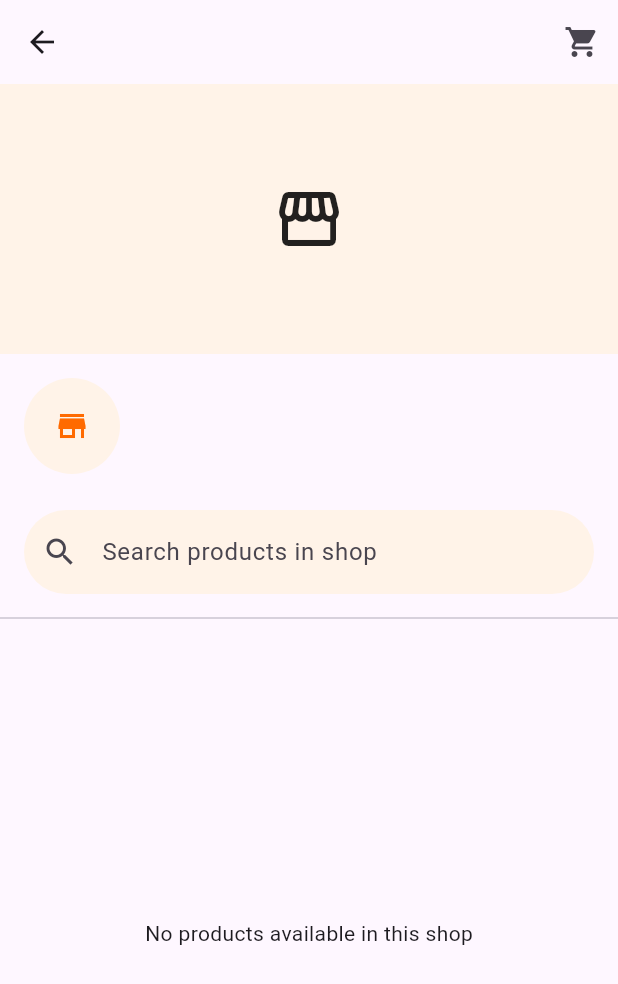
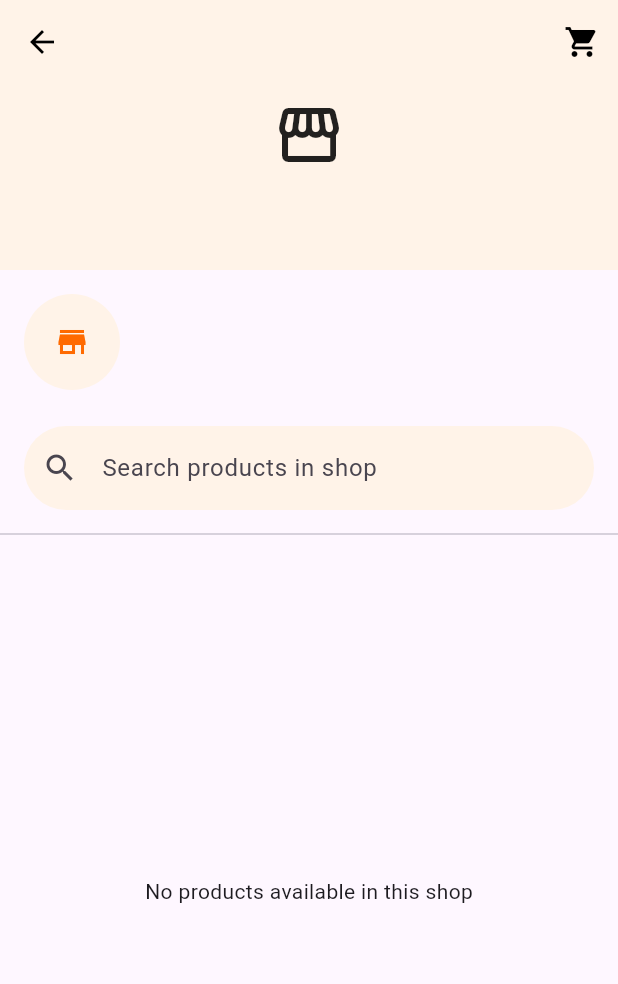
Before and after one commit to rahuljain2519/mqcart-mobile, a Flutter app: the BuyerProductsScreen screen opened directly with empty values, on a phone screen of 412 x 824 dp. Shown: the top 984 px of the screen. Run offline on Flutter 3.47's test engine with Material 3 defaults, Android fonts, the phone set to English and light mode, and no system bars; our stand-ins replace audioplayers, cached_network_image, cloud_firestore, cloud_functions, csv, file_picker and 7 more; missing offline and left inert: razorpay_flutter; accounts and stored records are empty.

Commit message:
COMMIT UI changes mofis suggested

```diff
--- a/lib/features/buyer/buyer_products_screen.dart
+++ b/lib/features/buyer/buyer_products_screen.dart
@@ -30,7 +30,15 @@ class _BuyerProductsScreenState extends State<BuyerProductsScreen> {
   @override
   Widget build(BuildContext context) {
     return Scaffold(
-      appBar: AppBar(
+      body: CustomScrollView(
+        slivers: [
+
+          /// 🖼️ BANNER + APP BAR (SCROLLS)
+          SliverAppBar(
+            expandedHeight: 180,
+            pinned: true,
+            backgroundColor: Colors.white,
+            foregroundColor: Colors.black,
             title: Text(widget.shop.shopName),
             actions: [
               ValueListenableBuilder<int>(
@@ -70,29 +78,24 @@ class _BuyerProductsScreenState extends State<BuyerProductsScreen> {
                 },
               ),
             ],
-      ),
-
-      body: Column(
-        children: [
-          /// 🖼️ SHOP BANNER
-          widget.shop.bannerUrl.isNotEmpty
+            flexibleSpace: FlexibleSpaceBar(
+              background: widget.shop.bannerUrl.isNotEmpty
                   ? Image.network(
                       widget.shop.bannerUrl,
-                  width: double.infinity,
-                  height: 180,
                       fit: BoxFit.cover,
                     )
                   : Container(
-                  height: 180,
-                  width: double.infinity,
                       color: mqLightOrange,
                       child: const Center(
                         child: Icon(Icons.storefront, size: 48),
                       ),
                     ),
+            ),
+          ),
 
-          /// 🏪 SHOP HEADER
-          Padding(
+          /// 🏪 SHOP HEADER (SCROLLS)
+          SliverToBoxAdapter(
+            child: Padding(
               padding: const EdgeInsets.all(16),
               child: Row(
                 children: [
@@ -133,14 +136,15 @@ class _BuyerProductsScreenState extends State<BuyerProductsScreen> {
                 ],
               ),
             ),
+          ),
 
-          /// 🔍 SEARCH BAR
-          Padding(
+          /// 🔍 SEARCH BAR (SCROLLS)
+          SliverToBoxAdapter(
+            child: Padding(
               padding: const EdgeInsets.symmetric(
                   horizontal: 16, vertical: 8),
               child: TextField(
-              onChanged: (v) =>
-                  setState(() => searchQuery = v),
+                onChanged: (v) => setState(() => searchQuery = v),
                 decoration: InputDecoration(
                   hintText: 'Search products in shop',
                   prefixIcon: const Icon(Icons.search),
@@ -153,18 +157,19 @@ class _BuyerProductsScreenState extends State<BuyerProductsScreen> {
                 ),
               ),
             ),
+          ),
 
-          const Divider(),
+          const SliverToBoxAdapter(child: Divider()),
 
-          /// 🛍️ PRODUCTS GRID (REACTIVE LIKE BUYER HOME)
-          Expanded(
-            child: StreamBuilder<List<ProductModel>>(
+          /// 🛍️ PRODUCTS GRID (INLINE – UNCHANGED LOGIC)
+          StreamBuilder<List<ProductModel>>(
             stream: productRepository
                 .streamProductsForShop(widget.shop.shopId),
             builder: (context, snapshot) {
               if (!snapshot.hasData) {
-                  return const Center(
-                      child: CircularProgressIndicator());
+                return const SliverFillRemaining(
+                  child: Center(child: CircularProgressIndicator()),
+                );
               }
 
               final products = snapshot.data!
@@ -174,19 +179,16 @@ class _BuyerProductsScreenState extends State<BuyerProductsScreen> {
                   .toList();
 
               if (products.isEmpty) {
-                  return const Center(
-                    child: Text(
-                        'No products available in this shop'),
+                return const SliverFillRemaining(
+                  child: Center(
+                    child: Text('No products available in this shop'),
+                  ),
                 );
               }
 
-                return ValueListenableBuilder<int>(
-                  valueListenable: cartService.cartItemCount,
-                  builder: (context, _, __) {
-                    return GridView.builder(
-                      padding: const EdgeInsets.fromLTRB(
-                          12, 0, 12, 120),
-                      itemCount: products.length,
+              return SliverPadding(
+                padding: const EdgeInsets.fromLTRB(12, 0, 12, 120),
+                sliver: SliverGrid(
                   gridDelegate:
                       const SliverGridDelegateWithFixedCrossAxisCount(
                     crossAxisCount: 2,
@@ -194,60 +196,52 @@ class _BuyerProductsScreenState extends State<BuyerProductsScreen> {
                     crossAxisSpacing: 12,
                     childAspectRatio: 0.70,
                   ),
-                      itemBuilder: (context, index) {
+                  delegate: SliverChildBuilderDelegate(
+                    (context, index) {
                       final product = products[index];
 
                       final cartItem = cartService.items
                           .firstWhereOrNull(
-                                (e) =>
-                                    e.productId ==
-                                    product.id);
+                              (e) => e.productId == product.id);
 
-                        final int qty =
-                            cartItem?.quantity ?? 0;
-
-                        final bool outOfStock =
-                            product.quantity <= 0;
+                      final int qty = cartItem?.quantity ?? 0;
+                      final bool outOfStock = product.quantity <= 0;
                       final bool maxReached =
                           product.quantity > 0 &&
                               qty >= product.quantity;
 
+                      /// 🔴 SAME PRODUCT CARD CODE (UNCHANGED)
                       return Container(
-                          padding:
-                              const EdgeInsets.all(8),
+                        padding: const EdgeInsets.all(8),
                         decoration: BoxDecoration(
                           color: Colors.white,
-                            borderRadius:
-                                BorderRadius.circular(16),
+                          borderRadius: BorderRadius.circular(16),
                           boxShadow: [
                             BoxShadow(
-                                color: mqOrange
-                                    .withOpacity(0.12),
+                              color: mqOrange.withOpacity(0.12),
                               blurRadius: 8,
-                                offset:
-                                    const Offset(0, 4),
+                              offset: const Offset(0, 4),
                             ),
                           ],
                         ),
                         child: Column(
-                            crossAxisAlignment:
-                                CrossAxisAlignment.start,
+                          crossAxisAlignment: CrossAxisAlignment.start,
                           children: [
-                              /// IMAGE → DETAILS
                             Expanded(
                               child: GestureDetector(
                                 onTap: () {
                                   Navigator.push(
                                     context,
                                     MaterialPageRoute(
-                                          builder: (_) => BuyerProductDetailScreen(
-                                            product: product,
-                                          ),
+                                      builder: (_) =>
+                                          BuyerProductDetailScreen(
+                                              product: product),
                                     ),
                                   );
                                 },
                                 child: ClipRRect(
-                                      borderRadius: BorderRadius.circular(12),
+                                  borderRadius:
+                                      BorderRadius.circular(12),
                                   child: product.coverImage.isNotEmpty
                                       ? Image.network(
                                           product.coverImage,
@@ -263,54 +257,45 @@ class _BuyerProductsScreenState extends State<BuyerProductsScreen> {
                                 ),
                               ),
                             ),
-
                             const SizedBox(height: 6),
                             Text(
                               product.name,
                               maxLines: 2,
-                                overflow:
-                                    TextOverflow.ellipsis,
+                              overflow: TextOverflow.ellipsis,
                               style: const TextStyle(
-                                    fontWeight:
-                                        FontWeight.w600),
+                                  fontWeight: FontWeight.w600),
                             ),
                             const SizedBox(height: 4),
-
-                              /// PRICE + CART ACTIONS
                             Row(
                               mainAxisAlignment:
-                                    MainAxisAlignment
-                                        .spaceBetween,
+                                  MainAxisAlignment.spaceBetween,
                               children: [
                                 Text(
                                   '₹${product.price}',
                                   style: const TextStyle(
-                                        fontWeight:
-                                            FontWeight
-                                                .bold),
+                                      fontWeight: FontWeight.bold),
                                 ),
                                 qty == 0
                                     ? OutlinedButton(
                                         style: OutlinedButton
                                             .styleFrom(
-                                            foregroundColor:
-                                                mqOrange,
-                                            side:
-                                                const BorderSide(
-                                                    color:
-                                                        mqOrange),
+                                          foregroundColor: mqOrange,
+                                          side: const BorderSide(
+                                              color: mqOrange),
                                         ),
-                                          onPressed:
-                                              outOfStock
+                                        onPressed: outOfStock
                                             ? null
                                             : () {
                                                 final result =
-                                                          cartService.addProduct(
+                                                    cartService
+                                                        .addProduct(
                                                             product);
-
                                                 if (result ==
-                                                          AddProductResult.multiSellerNotAllowed) {
-                                                        ScaffoldMessenger.of(context).showSnackBar(
+                                                    AddProductResult
+                                                        .multiSellerNotAllowed) {
+                                                  ScaffoldMessenger.of(
+                                                          context)
+                                                      .showSnackBar(
                                                     const SnackBar(
                                                       content: Text(
                                                         'You can order from only one seller at a time',
@@ -319,48 +304,39 @@ class _BuyerProductsScreenState extends State<BuyerProductsScreen> {
                                                   );
                                                 }
                                               },
-                                          child:
-                                              const Text(
-                                                  'ADD'),
+                                        child: const Text('ADD'),
                                       )
                                     : Row(
                                         children: [
                                           IconButton(
-                                              icon:
-                                                  const Icon(
-                                                      Icons
-                                                          .remove,
-                                                      size:
-                                                          16),
-                                              onPressed:
-                                                  () {
+                                            icon: const Icon(
+                                                Icons.remove,
+                                                size: 16),
+                                            onPressed: () {
                                               cartService
                                                   .decreaseQuantity(
                                                       product.id);
                                             },
                                           ),
                                           Text(
-                                              qty
-                                                  .toString(),
+                                            qty.toString(),
                                             style: const TextStyle(
                                                 fontWeight:
-                                                      FontWeight
-                                                          .bold),
+                                                    FontWeight.bold),
                                           ),
                                           IconButton(
                                             icon: Icon(
                                               Icons.add,
                                               size: 16,
                                               color: maxReached
-                                                    ? Colors
-                                                        .grey
+                                                  ? Colors.grey
                                                   : mqOrange,
                                             ),
-                                              onPressed:
-                                                  maxReached
+                                            onPressed: maxReached
                                                 ? null
                                                 : () {
-                                                          cartService.increaseQuantity(
+                                                    cartService
+                                                        .increaseQuantity(
                                                             product.id);
                                                   },
                                           ),
@@ -372,21 +348,20 @@ class _BuyerProductsScreenState extends State<BuyerProductsScreen> {
                         ),
                       );
                     },
+                    childCount: products.length,
+                  ),
+                ),
               );
             },
-                );
-              },
-            ),
           ),
         ],
       ),
 
-      /// 🟠 VIEW CART BAR (GLOBAL)
+      /// 🟠 BOTTOM CART BAR (UNCHANGED)
       bottomNavigationBar: ValueListenableBuilder<int>(
         valueListenable: cartService.cartItemCount,
         builder: (context, count, _) {
           if (count == 0) return const SizedBox();
-
           return SafeArea(
             top: false,
             child: Container(
@@ -402,13 +377,12 @@ class _BuyerProductsScreenState extends State<BuyerProductsScreen> {
                 ],
               ),
               child: Row(
-                mainAxisAlignment:
-                    MainAxisAlignment.spaceBetween,
+                mainAxisAlignment: MainAxisAlignment.spaceBetween,
                 children: [
                   Text(
                     '$count item(s) in cart',
-                    style: const TextStyle(
-                        fontWeight: FontWeight.bold),
+                    style:
+                        const TextStyle(fontWeight: FontWeight.bold),
                   ),
                   ElevatedButton(
                     style: ElevatedButton.styleFrom(
@@ -418,15 +392,13 @@ class _BuyerProductsScreenState extends State<BuyerProductsScreen> {
                       Navigator.push(
                         context,
                         MaterialPageRoute(
-                          builder: (_) =>
-                              const CartScreen(),
+                          builder: (_) => const CartScreen(),
                         ),
                       );
                     },
                     child: const Text(
                       'View Cart',
-                      style:
-                          TextStyle(color: Colors.white),
+                      style: TextStyle(color: Colors.white),
                     ),
                   ),
                 ],
```
Also changed, not shown: lib/features/buyer/buyer_shops_screen.dart (+13 -13 lines), lib/features/home/main_shell.dart (+34 -11 lines). Lines whose indentation alone changed are shown as unchanged.
